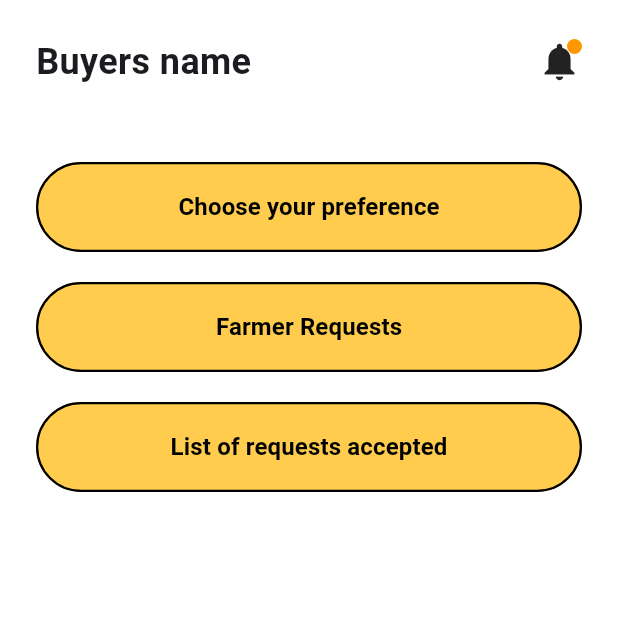
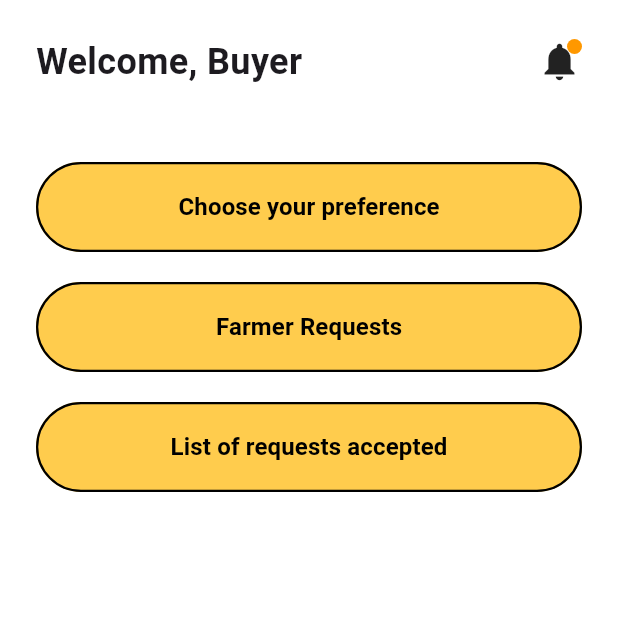
Before and after one commit to rock64728/BeejUday, a Flutter app: the BuyerDashboardScreen screen opened directly, on a phone screen of 412 x 824 dp, the top half of it. Run offline on Flutter 3.47's test engine with Material 3 defaults, Android fonts, the phone set to English and light mode, and no system bars; our stand-ins replace fl_chart, geolocator, printing, shared_preferences; missing offline and left inert: tflite_flutter; accounts and stored records are empty.

Commit message:
Updated application code with new features

```diff
--- a/lib/screens/buyer_dashboard_screen.dart
+++ b/lib/screens/buyer_dashboard_screen.dart
@@ -1,11 +1,45 @@
 import 'package:flutter/material.dart';
+import 'package:shared_preferences/shared_preferences.dart'; // Import this
+import 'dart:convert';
 import 'buyer_preference_screen.dart';
 import 'buyer_requests_screen.dart';
-import 'buyer_accepted_screen.dart'; // We will create this small file too
+import 'buyer_accepted_screen.dart';
 import 'buyer_notification_screen.dart';
 
-class BuyerDashboardScreen extends StatelessWidget {
+class BuyerDashboardScreen extends StatefulWidget { // Changed to StatefulWidget
   const BuyerDashboardScreen({super.key});
+
+  @override
+  State<BuyerDashboardScreen> createState() => _BuyerDashboardScreenState();
+}
+
+class _BuyerDashboardScreenState extends State<BuyerDashboardScreen> {
+  String buyerName = "Welcome, Buyer"; // Default
+
+  @override
+  void initState() {
+    super.initState();
+    _fetchBuyerName();
+  }
+
+  // 🔴 NEW FUNCTION: Fetch Name
+  Future<void> _fetchBuyerName() async {
+    final prefs = await SharedPreferences.getInstance();
+    // Assuming you saved buyer profile similar to farmer profile
+    // Or simpler: get the user from the 'users' list using the logged_in_email
+    final email = prefs.getString("logged_in_user");
+    final userData = prefs.getString("users");
+
+    if (email != null && userData != null) {
+      List users = json.decode(userData);
+      var user = users.firstWhere((u) => u["email"] == email, orElse: () => null);
+      if (user != null && user['name'] != null) {
+        setState(() {
+          buyerName = "Welcome, ${user['name']}";
+        });
+      }
+    }
+  }
 
   @override
   Widget build(BuildContext context) {
@@ -21,11 +55,12 @@ class BuyerDashboardScreen extends StatelessWidget {
               Row(
                 mainAxisAlignment: MainAxisAlignment.spaceBetween,
                 children: [
-                  const Text(
-                    "Buyers name",
-                    style: TextStyle(fontSize: 24, fontWeight: FontWeight.bold),
+                  // 🔴 UPDATED: Dynamic Name Text
+                  Text(
+                    buyerName,
+                    style: const TextStyle(fontSize: 24, fontWeight: FontWeight.bold),
                   ),
-                  GestureDetector( // Make icon clickable
+                  GestureDetector(
                     onTap: () {
                       Navigator.push(
                         context,
@@ -35,17 +70,11 @@ class BuyerDashboardScreen extends StatelessWidget {
                     child: Stack(
                       children: [
                         const Icon(Icons.notifications, size: 30),
-                        // Red Dot for unread status
                         Positioned(
-                         right: 0,
-                          top: 0,
+                          right: 0, top: 0,
                           child: Container(
-                           width: 10,
-                            height: 10,
-                            decoration: const BoxDecoration(
-                              color: Colors.orange,
-                              shape: BoxShape.circle,
-                            ),
+                            width: 10, height: 10,
+                            decoration: const BoxDecoration(color: Colors.orange, shape: BoxShape.circle),
                           ),
                         )
                       ],
@@ -55,7 +84,7 @@ class BuyerDashboardScreen extends StatelessWidget {
               ),
               const SizedBox(height: 50),
 
-              // BUTTONS
+              // BUTTONS (Rest remains exactly the same)
               _buildDashboardButton(
                 context,
                 "Choose your preference",
@@ -88,19 +117,16 @@ class BuyerDashboardScreen extends StatelessWidget {
       height: 60,
       child: ElevatedButton(
         style: ElevatedButton.styleFrom(
-          backgroundColor: const Color(0xFFFFCC4D), // The specific yellow-orange from your image
+          backgroundColor: const Color(0xFFFFCC4D),
           foregroundColor: Colors.black,
           elevation: 0,
           shape: RoundedRectangleBorder(
             borderRadius: BorderRadius.circular(30),
-            side: const BorderSide(color: Colors.black, width: 1.5), // Thick black border
+            side: const BorderSide(color: Colors.black, width: 1.5),
           ),
         ),
         onPressed: onTap,
-        child: Text(
-          text,
-          style: const TextStyle(fontSize: 16, fontWeight: FontWeight.bold),
-        ),
+        child: Text(text, style: const TextStyle(fontSize: 16, fontWeight: FontWeight.bold)),
       ),
     );
   }
--- a/lib/screens/dashboard_screen.dart
+++ b/lib/screens/dashboard_screen.dart
@@ -7,6 +7,7 @@ import '../services/language_provider.dart';
 import '../services/weather_service.dart';
 import '../services/profile_service.dart';
 import '../services/economics_service.dart';
+
 
 // Import Feature Screens
 import 'market_price_screen.dart';
--- a/lib/services/language_provider.dart
+++ b/lib/services/language_provider.dart
@@ -31,7 +31,11 @@ class LanguageProvider extends ChangeNotifier {
   static final Map<String, Map<String, String>> _localizedStrings = {
     // ================= ENGLISH (en) =================
     'en': {
-
+      //Role
+      'who_are_you' : 'Who Are You',
+      'select_role' : 'Select Your Role',
+      'i_am_farmer' : 'I Am Farmer',
+      'i_am_buyer' : 'I am Buyer',
       'profile': 'Profile',
       'save_changes': 'Save Changes',
       'saved_success': 'Profile Updated Successfully!',
@@ -204,6 +208,11 @@ class LanguageProvider extends ChangeNotifier {
 
     // ================= HINDI (hi) =================
     'hi': {
+      //role
+      'who_are_you': 'तुम कौन हो',
+      'i_am_farmer': ' मैं किसान हूँ।',
+      'select_role':'भूमिका चुनें' ,
+      'i_am_buyer' : 'मैं खरीदार हूँ।',
       'profile': 'प्रोफ़ाइल',
       'save_changes': 'बदलाव सहेजें',
       'saved_success': 'प्रोफ़ाइल अपडेट हो गया!',
@@ -376,6 +385,11 @@ class LanguageProvider extends ChangeNotifier {
 
     // ================= GUJARATI (gu) =================
     'gu': {
+      //Role
+      'who_are_you' : 'તમે કોણ છો?',
+      'select_role' : 'ભૂમિકા પસંદ કરો',
+      'i_am_farmer': 'હું ખેડૂત છું',
+      'i_am_buyer': 'હું ખરીદદાર છું.',
       'profile': 'પ્રોફાઇલ',
       'save_changes': 'ફેરફારો સાચવો',
       'saved_success': 'પ્રોફાઇલ અપડેટ થઈ ગયું!',
```
Also changed, not shown: lib/screens/buyer_signup_screen.dart (+11 -7 lines), lib/screens/farmer_registration.dart (+44 -97 lines), lib/screens/login_screen.dart (+37 -39 lines), lib/screens/signup_screen.dart (+10 -1 lines), lib/services/auth_service.dart (+26 -13 lines).
